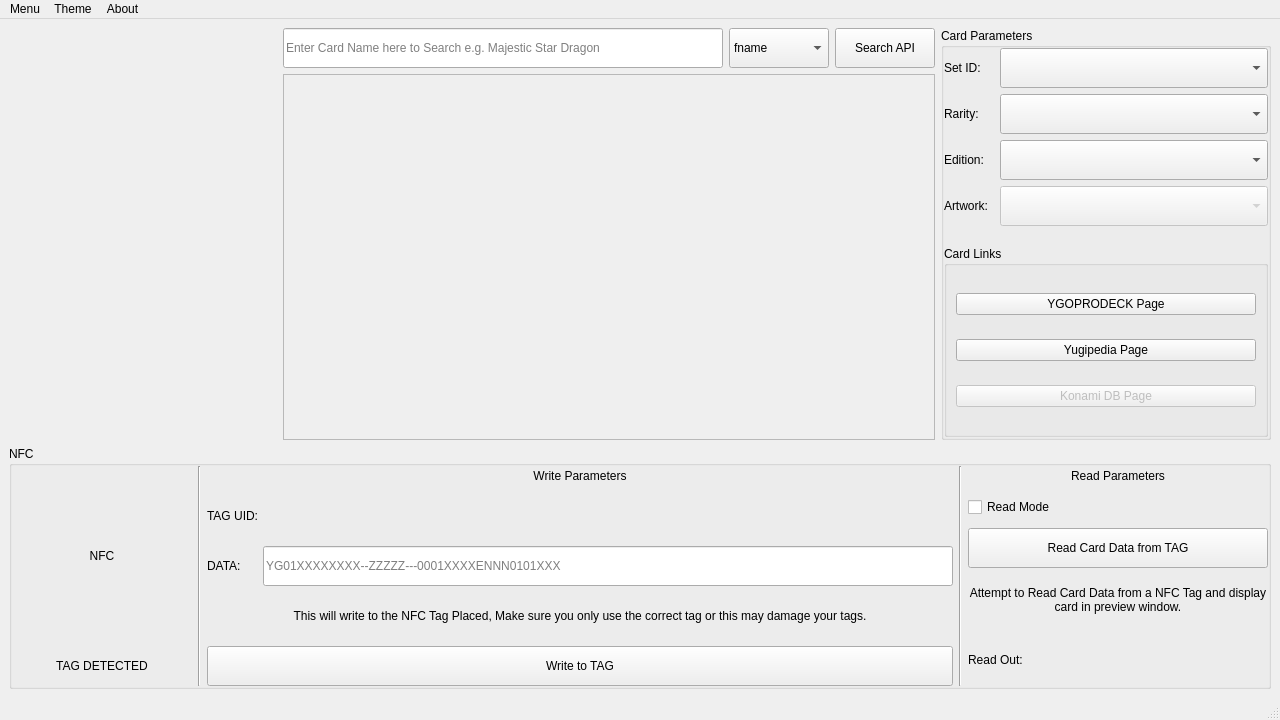
SideswipeeZ/ygo-nfc-tools, file writer.ui: the form before one commit.
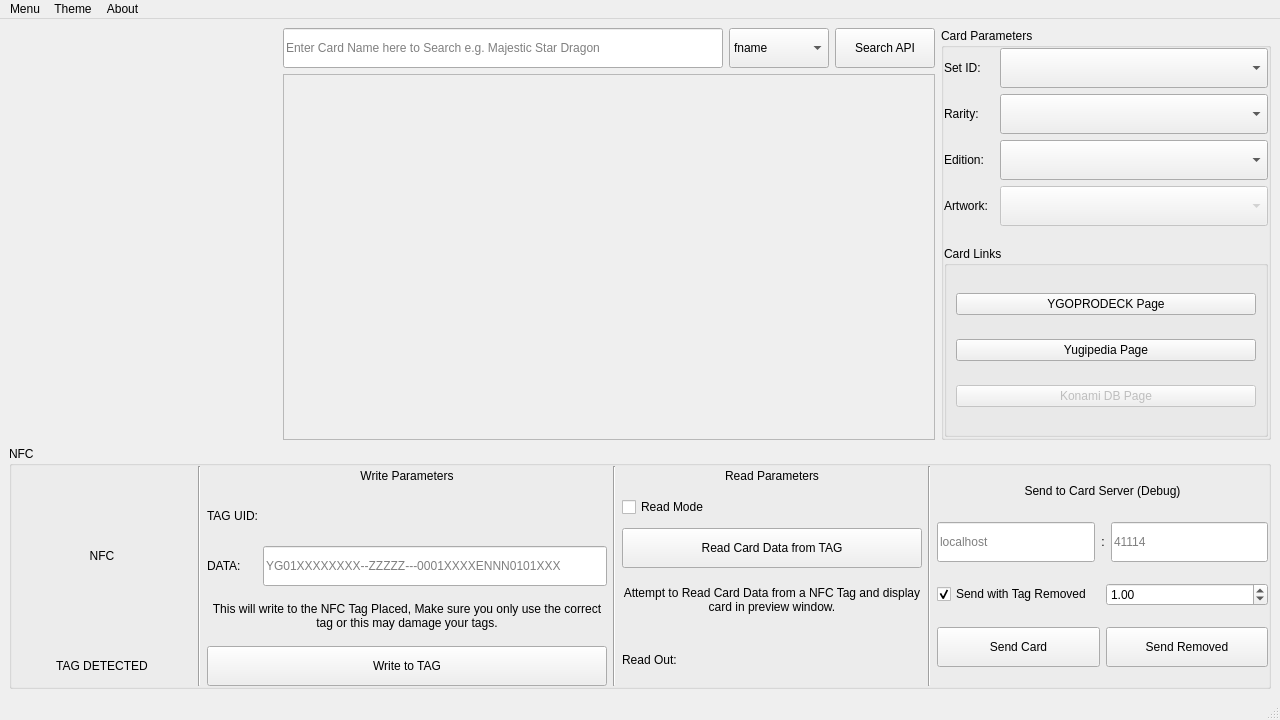
The form after the commit.

Commit message: Updated to V2.4. - Added - Debug Logic for Sending Directly to the Listen Server.

Diff of the .ui file:
```diff
--- a/writer.ui
+++ b/writer.ui
@@ -549,17 +549,24 @@
           </widget>
          </item>
          <item>
-          <widget class="QPushButton" name="bttn_write">
-           <property name="minimumSize">
-            <size>
-             <width>300</width>
-             <height>40</height>
-            </size>
+          <layout class="QHBoxLayout" name="horizontalLayout_3">
+           <property name="spacing">
+            <number>0</number>
            </property>
-           <property name="text">
-            <string>Write to TAG</string>
-           </property>
-          </widget>
+           <item>
+            <widget class="QPushButton" name="bttn_write">
+             <property name="minimumSize">
+              <size>
+               <width>400</width>
+               <height>40</height>
+              </size>
+             </property>
+             <property name="text">
+              <string>Write to TAG</string>
+             </property>
+            </widget>
+           </item>
+          </layout>
          </item>
         </layout>
        </item>
@@ -657,6 +664,139 @@
          </item>
         </layout>
        </item>
+       <item>
+        <widget class="Line" name="line_3">
+         <property name="orientation">
+          <enum>Qt::Vertical</enum>
+         </property>
+        </widget>
+       </item>
+       <item>
+        <layout class="QVBoxLayout" name="verticalLayout_9">
+         <item>
+          <widget class="QLabel" name="label_6">
+           <property name="maximumSize">
+            <size>
+             <width>16777215</width>
+             <height>20</height>
+            </size>
+           </property>
+           <property name="text">
+            <string>Send to Card Server (Debug)</string>
+           </property>
+           <property name="alignment">
+            <set>Qt::AlignCenter</set>
+           </property>
+          </widget>
+         </item>
+         <item>
+          <layout class="QHBoxLayout" name="horizontalLayout_5">
+           <item>
+            <widget class="QLineEdit" name="le_debug_host">
+             <property name="minimumSize">
+              <size>
+               <width>100</width>
+               <height>40</height>
+              </size>
+             </property>
+             <property name="placeholderText">
+              <string>localhost</string>
+             </property>
+            </widget>
+           </item>
+           <item>
+            <widget class="QLabel" name="label_7">
+             <property name="text">
+              <string>:</string>
+             </property>
+             <property name="alignment">
+              <set>Qt::AlignCenter</set>
+             </property>
+            </widget>
+           </item>
+           <item>
+            <widget class="QLineEdit" name="le_debug_port">
+             <property name="minimumSize">
+              <size>
+               <width>100</width>
+               <height>40</height>
+              </size>
+             </property>
+             <property name="placeholderText">
+              <string>41114</string>
+             </property>
+            </widget>
+           </item>
+          </layout>
+         </item>
+         <item>
+          <layout class="QHBoxLayout" name="horizontalLayout_6">
+           <item>
+            <widget class="QCheckBox" name="chk_sendtagremoved">
+             <property name="minimumSize">
+              <size>
+               <width>0</width>
+               <height>20</height>
+              </size>
+             </property>
+             <property name="text">
+              <string>Send with Tag Removed</string>
+             </property>
+             <property name="checked">
+              <bool>true</bool>
+             </property>
+            </widget>
+           </item>
+           <item>
+            <widget class="QDoubleSpinBox" name="dspin_delay">
+             <property name="minimumSize">
+              <size>
+               <width>0</width>
+               <height>20</height>
+              </size>
+             </property>
+             <property name="singleStep">
+              <double>0.100000000000000</double>
+             </property>
+             <property name="value">
+              <double>1.000000000000000</double>
+             </property>
+            </widget>
+           </item>
+          </layout>
+         </item>
+         <item>
+          <layout class="QHBoxLayout" name="horizontalLayout_7">
+           <item>
+            <widget class="QPushButton" name="bttn_send_card">
+             <property name="minimumSize">
+              <size>
+               <width>120</width>
+               <height>40</height>
+              </size>
+             </property>
+             <property name="text">
+              <string>Send Card</string>
+             </property>
+            </widget>
+           </item>
+           <item>
+            <widget class="QPushButton" name="bttn_send_removed">
+             <property name="minimumSize">
+              <size>
+               <width>120</width>
+               <height>40</height>
+              </size>
+             </property>
+             <property name="text">
+              <string>Send Removed</string>
+             </property>
+            </widget>
+           </item>
+          </layout>
+         </item>
+        </layout>
+       </item>
       </layout>
      </widget>
     </item>
```
The commit also changes 1 other file.
